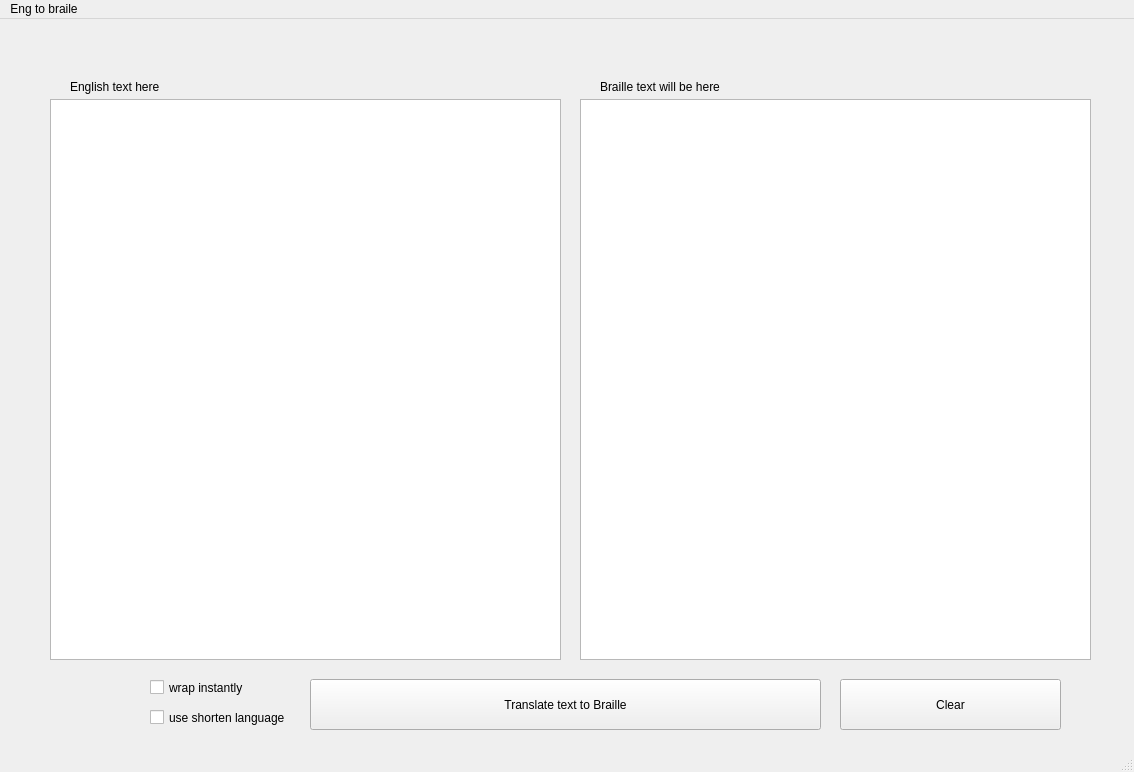
Qt form translator.ui (Lockd/arcadia) before a commit.
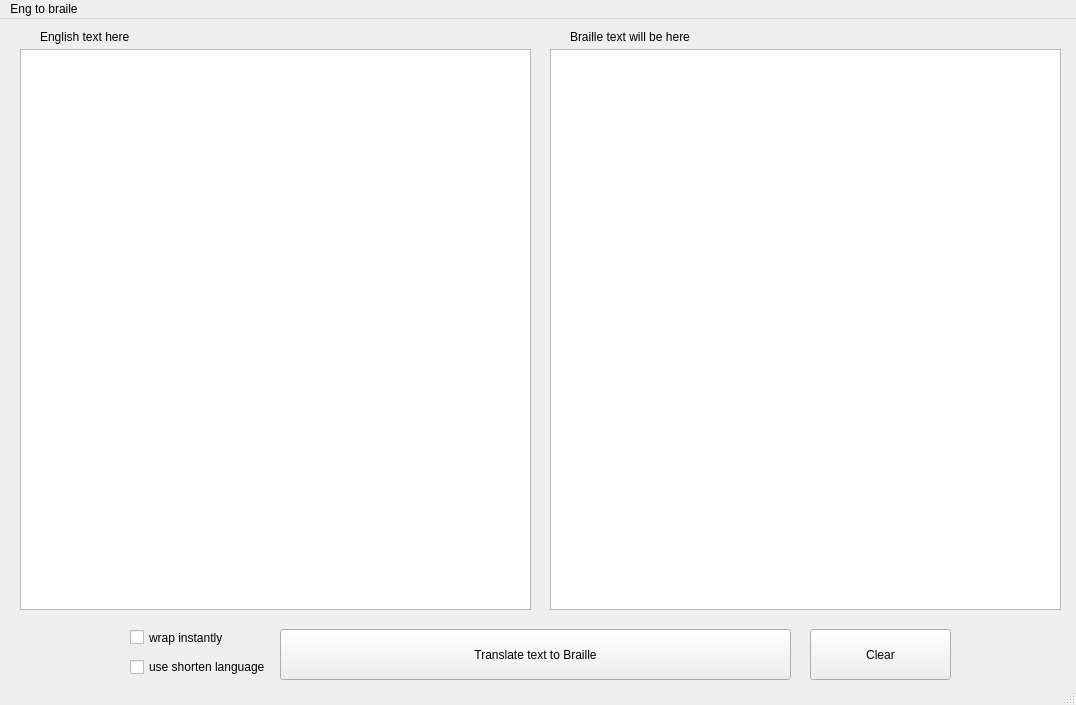
The same form after that commit.

Diff of the .ui file:
```diff
--- a/translator.ui
+++ b/translator.ui
@@ -9,8 +9,8 @@
    <rect>
     <x>0</x>
     <y>0</y>
-    <width>1134</width>
-    <height>772</height>
+    <width>1076</width>
+    <height>705</height>
    </rect>
   </property>
   <property name="windowTitle">
@@ -20,8 +20,8 @@
    <widget class="QTextEdit" name="textEdit">
     <property name="geometry">
      <rect>
-      <x>50</x>
-      <y>80</y>
+      <x>20</x>
+      <y>30</y>
       <width>511</width>
       <height>561</height>
      </rect>
@@ -35,8 +35,8 @@
    <widget class="QLabel" name="label">
     <property name="geometry">
      <rect>
-      <x>70</x>
-      <y>60</y>
+      <x>40</x>
+      <y>10</y>
       <width>281</width>
       <height>16</height>
      </rect>
@@ -48,8 +48,8 @@
    <widget class="QLabel" name="label_2">
     <property name="geometry">
      <rect>
-      <x>600</x>
-      <y>60</y>
+      <x>570</x>
+      <y>10</y>
       <width>251</width>
       <height>16</height>
      </rect>
@@ -59,10 +59,13 @@
     </property>
    </widget>
    <widget class="QPushButton" name="pushButton">
+    <property name="enabled">
+     <bool>true</bool>
+    </property>
     <property name="geometry">
      <rect>
-      <x>310</x>
-      <y>660</y>
+      <x>280</x>
+      <y>610</y>
       <width>511</width>
       <height>51</height>
      </rect>
@@ -74,8 +77,8 @@
    <widget class="QCheckBox" name="checkBox">
     <property name="geometry">
      <rect>
-      <x>150</x>
-      <y>660</y>
+      <x>130</x>
+      <y>610</y>
       <width>171</width>
       <height>17</height>
      </rect>
@@ -90,10 +93,10 @@
     </property>
     <property name="geometry">
      <rect>
-      <x>150</x>
-      <y>690</y>
+      <x>130</x>
+      <y>640</y>
       <width>181</width>
-      <height>17</height>
+      <height>16</height>
      </rect>
     </property>
     <property name="acceptDrops">
@@ -109,9 +112,9 @@
    <widget class="QPushButton" name="pushButton_2">
     <property name="geometry">
      <rect>
-      <x>840</x>
-      <y>660</y>
-      <width>221</width>
+      <x>810</x>
+      <y>610</y>
+      <width>141</width>
       <height>51</height>
      </rect>
     </property>
@@ -125,8 +128,8 @@
     </property>
     <property name="geometry">
      <rect>
-      <x>580</x>
-      <y>80</y>
+      <x>550</x>
+      <y>30</y>
       <width>511</width>
       <height>561</height>
      </rect>
@@ -134,7 +137,7 @@
     <property name="font">
      <font>
       <family>Braille 2</family>
-      <pointsize>24</pointsize>
+      <pointsize>20</pointsize>
      </font>
     </property>
    </widget>
@@ -144,7 +147,7 @@
     <rect>
      <x>0</x>
      <y>0</y>
-     <width>1134</width>
+     <width>1076</width>
      <height>21</height>
     </rect>
    </property>
```
Left out of the diff: 6 changed lines with no effect on the pictures.
